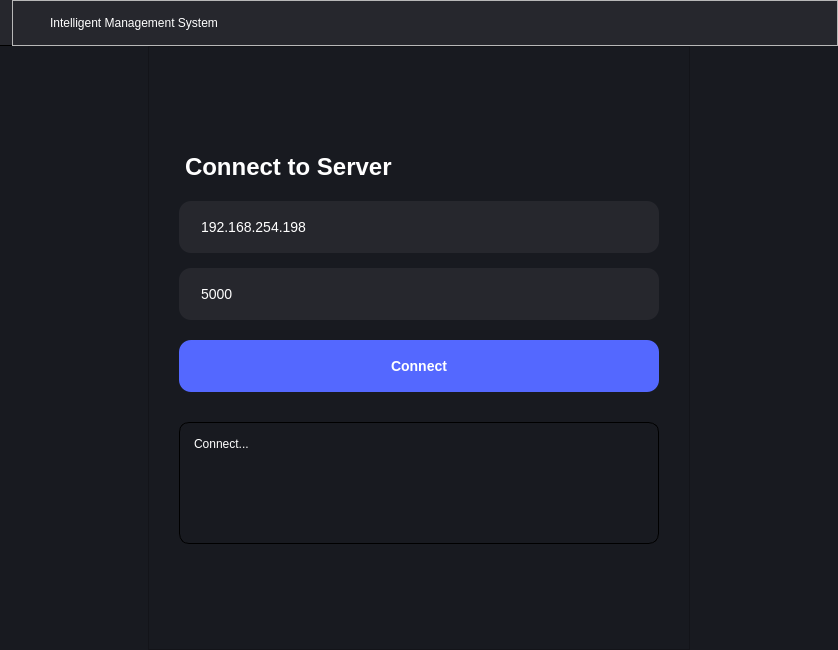
Above: client.ui from thebadsektor/intelligent_management_system before the change. Below: the same form after it.
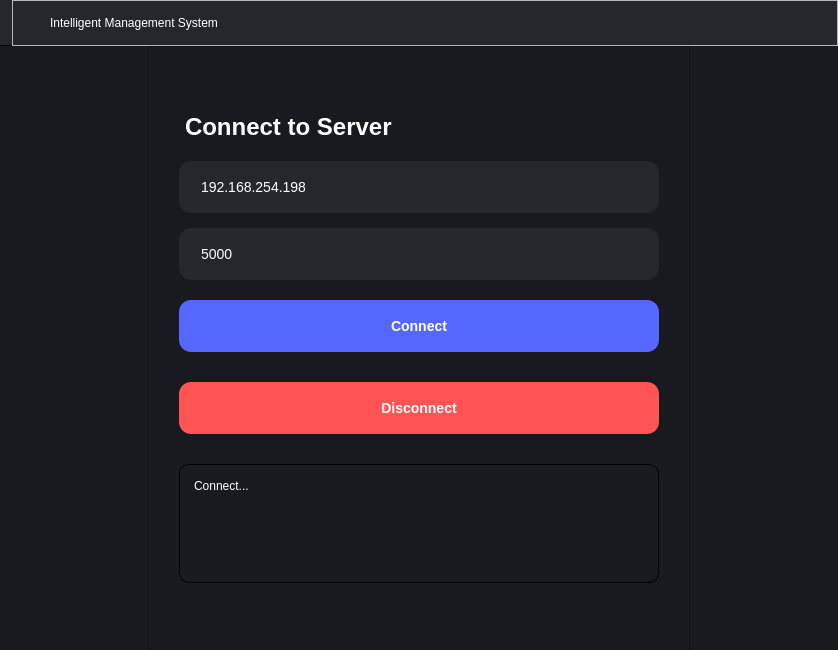
That is the form after the change. Icons and pictures are not drawn.

Commit message: added disconnect button

```diff
--- a/client.ui
+++ b/client.ui
@@ -410,6 +410,19 @@
              </property>
             </widget>
            </item>
+           <item>
+            <widget class="QPushButton" name="btnDisconnect">
+             <property name="styleSheet">
+              <string notr="true">QPushButton#btnDisconnect {
+	background-color: #FF5454;
+	margin-bottom: 30px;
+}</string>
+             </property>
+             <property name="text">
+              <string>Disconnect</string>
+             </property>
+            </widget>
+           </item>
            <item>
             <widget class="QPlainTextEdit" name="txtReceivedData">
              <property name="styleSheet">
```
The commit also changes 2 other files.
